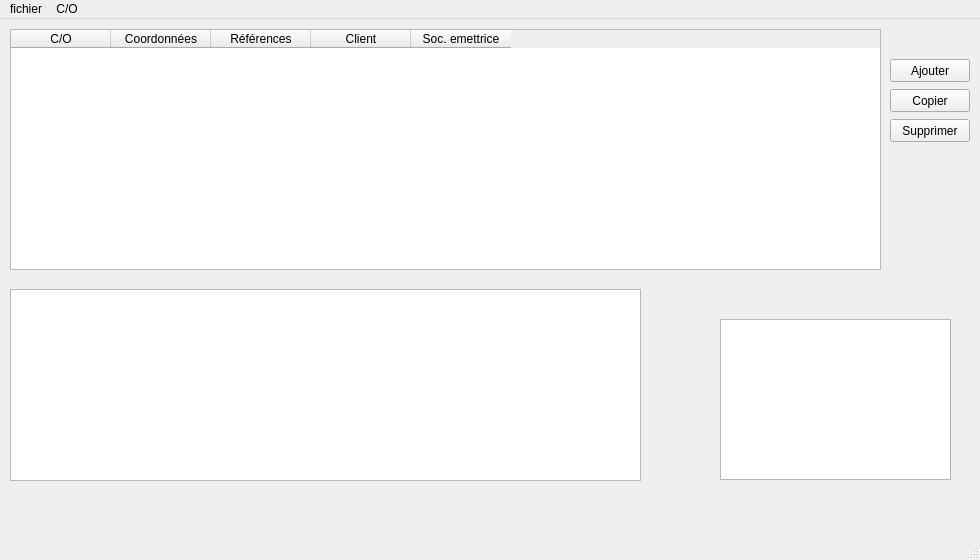
Old version of the form ui/mainwindow.ui in the repository jphoubion/COMailPrinting.
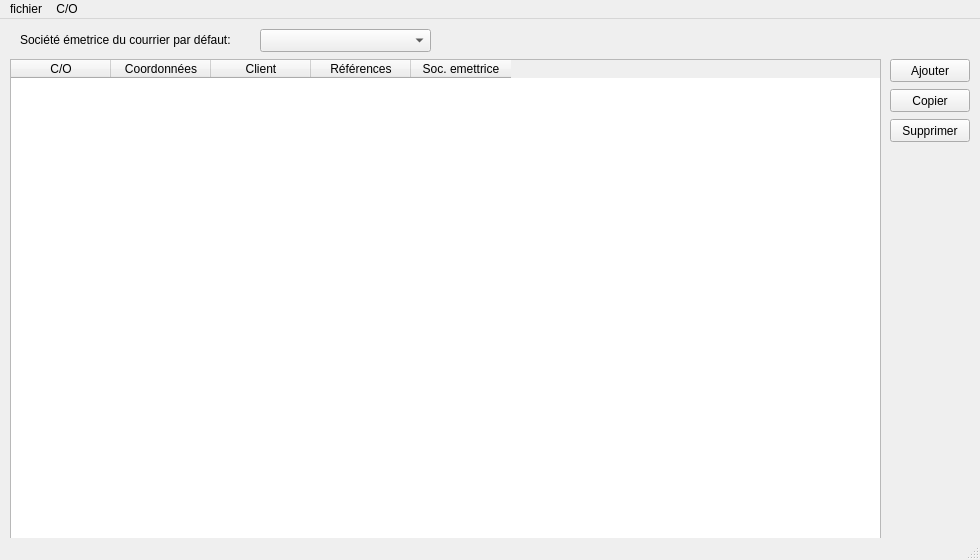
New version of the form.

Commit message: add default company add autofill in table

The edit to the form file:
```diff
--- a/ui/mainwindow.ui
+++ b/ui/mainwindow.ui
@@ -18,9 +18,9 @@
     <property name="geometry">
      <rect>
       <x>10</x>
-      <y>10</y>
+      <y>40</y>
       <width>871</width>
-      <height>241</height>
+      <height>481</height>
      </rect>
     </property>
     <column>
@@ -38,32 +38,22 @@
       </font>
      </property>
     </column>
-    <column>
-     <property name="text">
-      <string>Références</string>
-     </property>
-    </column>
     <column>
      <property name="text">
       <string>Client</string>
      </property>
     </column>
+    <column>
+     <property name="text">
+      <string>Références</string>
+     </property>
+    </column>
     <column>
      <property name="text">
       <string>Soc. emettrice</string>
      </property>
     </column>
    </widget>
-   <widget class="QTableView" name="tableView">
-    <property name="geometry">
-     <rect>
-      <x>10</x>
-      <y>270</y>
-      <width>631</width>
-      <height>192</height>
-     </rect>
-    </property>
-   </widget>
    <widget class="QPushButton" name="btnAddRow">
     <property name="geometry">
      <rect>
@@ -103,13 +93,26 @@
      <string>Supprimer</string>
     </property>
    </widget>
-   <widget class="QTextEdit" name="textEdit">
+   <widget class="QLabel" name="label">
     <property name="geometry">
      <rect>
-      <x>720</x>
-      <y>300</y>
-      <width>231</width>
-      <height>161</height>
+      <x>20</x>
+      <y>10</y>
+      <width>241</width>
+      <height>21</height>
+     </rect>
+    </property>
+    <property name="text">
+     <string>Société émetrice du courrier par défaut:</string>
+    </property>
+   </widget>
+   <widget class="QComboBox" name="cbb_company">
+    <property name="geometry">
+     <rect>
+      <x>260</x>
+      <y>10</y>
+      <width>171</width>
+      <height>23</height>
      </rect>
     </property>
    </widget>
```
The commit also changes 2 other files.
